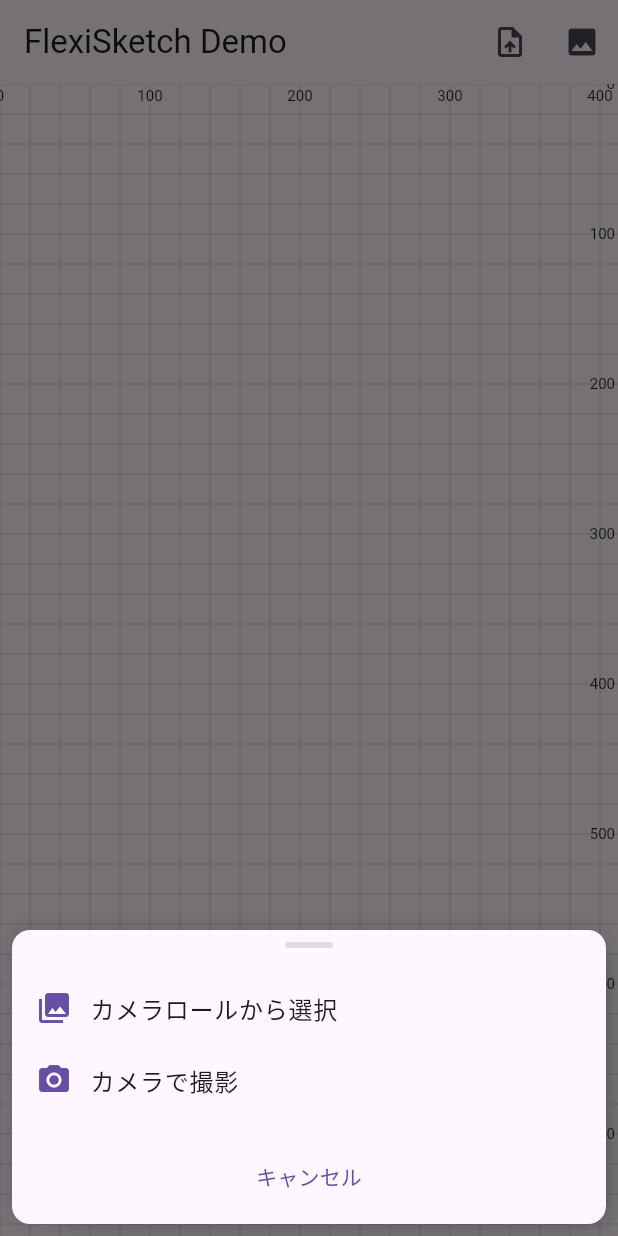
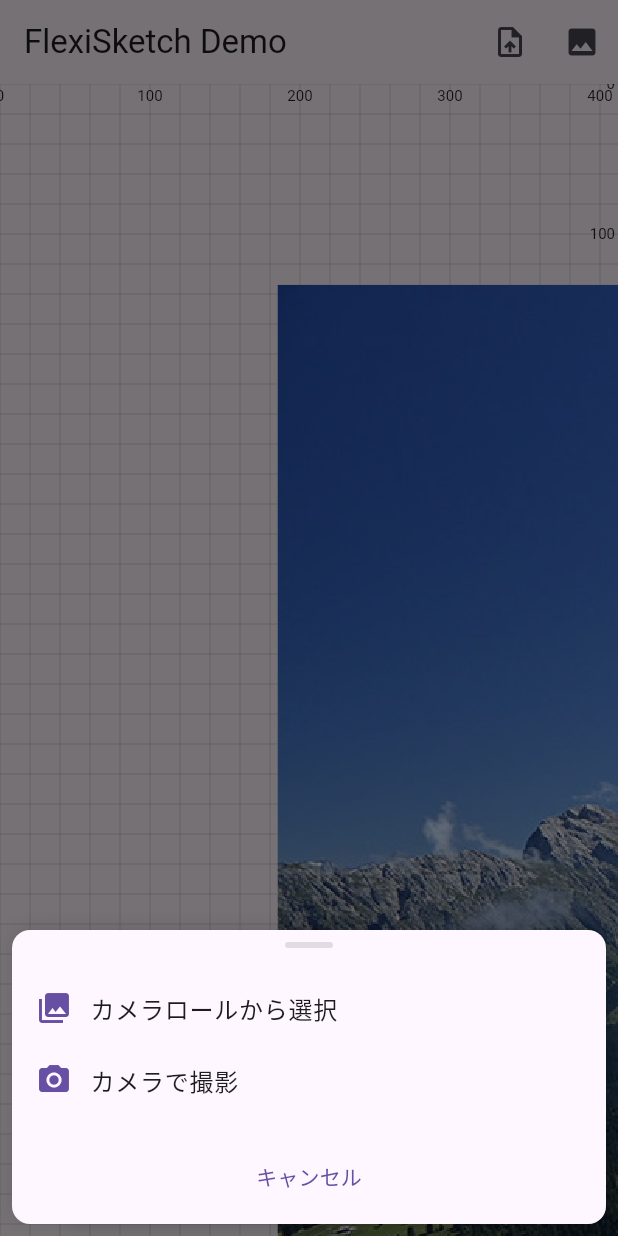
Before and after one commit to b150005/FlexiSketch, a Flutter app: the screen it shows after launch, after a tap on the "upload file" icon, on a phone screen of 412 x 824 dp. Run offline on Flutter 3.47's test engine with Material 3 defaults, Android fonts, the phone set to English and light mode, and no system bars; our stand-ins replace file_picker, image_picker, plugin_platform_interface, share_plus, web; missing offline and left inert: dart:js_interop, pasteboard.

Commit message:
🍱 アセットのパスを更新

```diff
--- a/example/lib/main.dart
+++ b/example/lib/main.dart
@@ -121,7 +121,7 @@ class _TestScreenState extends State<TestScreen> {
 
   Future<void> _loadInitialImage() async {
     // Assets を ByteData として読み込む
-    final ByteData data = await rootBundle.load('pic_01_l.jpg');
+    final ByteData data = await rootBundle.load('assets/pic_01_l.jpg');
     final Uint8List imageData = data.buffer.asUint8List();
 
     _controller.addImageFromBytes(imageData, addHistory: false);
```
Also changed, not shown: example/assets/pic_01_l.jpg (added).
